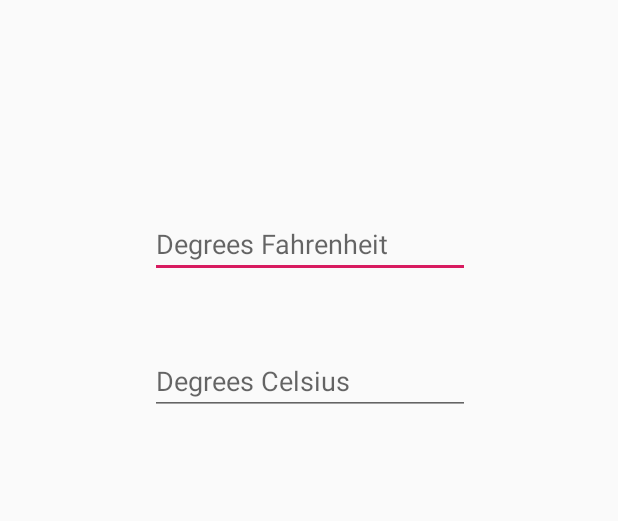
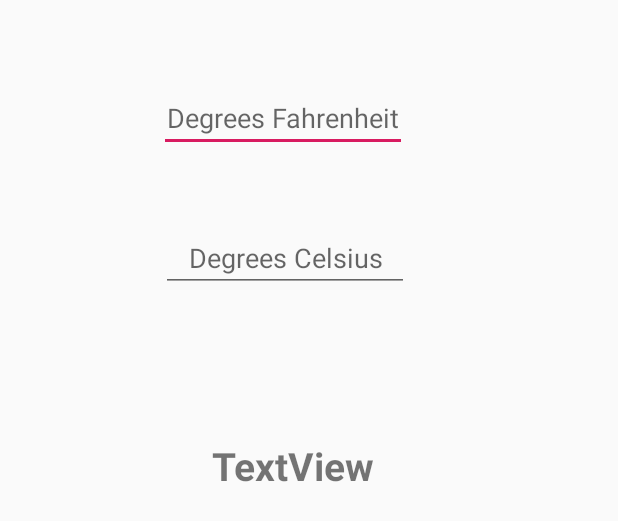
Before and after one commit to Dayna-A/CPSC411-KotlinApp, an Android app: the layout activity_temperature_calc.xml on its own in the app's theme, with its tools: preview values and no code run, on a phone screen of 412 x 824 dp. Shown: the top 521 px of the screen. Run offline under Robolectric (Android 15) with nearby library versions, the phone set to English and light mode, and no system bars.

Commit message:
You got Temperatures

```diff
--- a/App1/app/src/main/AndroidManifest.xml
+++ b/App1/app/src/main/AndroidManifest.xml
@@ -18,7 +18,7 @@
         </activity>
         <activity android:name=".BinaryCalcActivity" />
         <activity android:name=".BMICalcActivity"></activity>
-        <activity android:name=".CelsiusFarenheitCalcActivity"></activity>
+        <activity android:name=".CelsiusFahrenheitCalcActivity"></activity>
     </application>
 
 </manifest>
--- a/App1/app/src/main/java/edu/fullerton/cpsc411/app1/CelsiusFahrenheitCalcActivity.kt
+++ b/App1/app/src/main/java/edu/fullerton/cpsc411/app1/CelsiusFahrenheitCalcActivity.kt
@@ -60,9 +60,8 @@ class CelsiusFahrenheitCalcActivity : AppCompatActivity() {
             var fahrenheitVal = Integer.parseInt(tvFahrenheitNum.text.toString())
             var celsiusVal = (fahrenheitVal-32)*(5.0/9.0)
 
-            val printResult = celsius_io as TextView
-
-            printResult.text = DecimalFormat("#.0#").format(celsiusVal)
+            celsius_io.setText("")
+            result_o.text= DecimalFormat("#.0#").format(celsiusVal)+"° C"
         }
     }
 
@@ -73,9 +72,8 @@ class CelsiusFahrenheitCalcActivity : AppCompatActivity() {
             var celsiusVal = Integer.parseInt(tvCelsiusNum.text.toString())
             var fahrenheitVal = (celsiusVal*(9.0/5.0))+32
 
-            val printResult = fahrenheit_io as TextView
-
-            printResult.text = DecimalFormat("#.0#").format(fahrenheitVal)
+            fahrenheit_io.setText("")
+            result_o.text=DecimalFormat("#.0#").format(fahrenheitVal)+"° F"
         }
     }
 
--- a/App1/app/src/main/res/layout/activity_temperature_calc.xml
+++ b/App1/app/src/main/res/layout/activity_temperature_calc.xml
@@ -7,30 +7,46 @@
 
     <EditText
         android:id="@+id/fahrenheit_io"
-        android:layout_width="wrap_content"
+        android:layout_width="165dp"
         android:layout_height="wrap_content"
-        android:layout_marginTop="140dp"
+        android:layout_marginBottom="48dp"
+        android:layout_marginTop="56dp"
         android:ems="10"
         android:hint="Degrees Fahrenheit"
         android:inputType="number"
+        android:textAlignment="center"
+        app:layout_constraintBottom_toTopOf="@+id/celsius_io"
         app:layout_constraintEnd_toEndOf="parent"
-        app:layout_constraintHorizontal_bias="0.502"
+        app:layout_constraintHorizontal_bias="0.431"
         app:layout_constraintStart_toStartOf="parent"
         app:layout_constraintTop_toTopOf="parent" />
 
     <EditText
         android:id="@+id/celsius_io"
-        android:layout_width="wrap_content"
+        android:layout_width="165dp"
         android:layout_height="wrap_content"
-        android:layout_marginBottom="8dp"
-        android:layout_marginTop="46dp"
+        android:layout_marginBottom="98dp"
+        android:layout_marginStart="1dp"
         android:ems="10"
         android:hint="Degrees Celsius"
         android:inputType="number"
+        android:textAlignment="center"
+        app:layout_constraintBottom_toTopOf="@+id/result_o"
+        app:layout_constraintStart_toStartOf="@+id/fahrenheit_io"
+        app:layout_constraintTop_toBottomOf="@+id/fahrenheit_io" />
+
+    <TextView
+        android:id="@+id/result_o"
+        android:layout_width="196dp"
+        android:layout_height="0dp"
+        android:layout_marginBottom="182dp"
+        android:text="TextView"
+        android:textAlignment="center"
+        android:textSize="26sp"
+        android:textStyle="bold"
         app:layout_constraintBottom_toBottomOf="parent"
         app:layout_constraintEnd_toEndOf="parent"
-        app:layout_constraintHorizontal_bias="0.502"
+        app:layout_constraintHorizontal_bias="0.452"
         app:layout_constraintStart_toStartOf="parent"
-        app:layout_constraintTop_toBottomOf="@+id/fahrenheit_io"
-        app:layout_constraintVertical_bias="0.0" />
+        app:layout_constraintTop_toBottomOf="@+id/celsius_io" />
 </android.support.constraint.ConstraintLayout>
```
